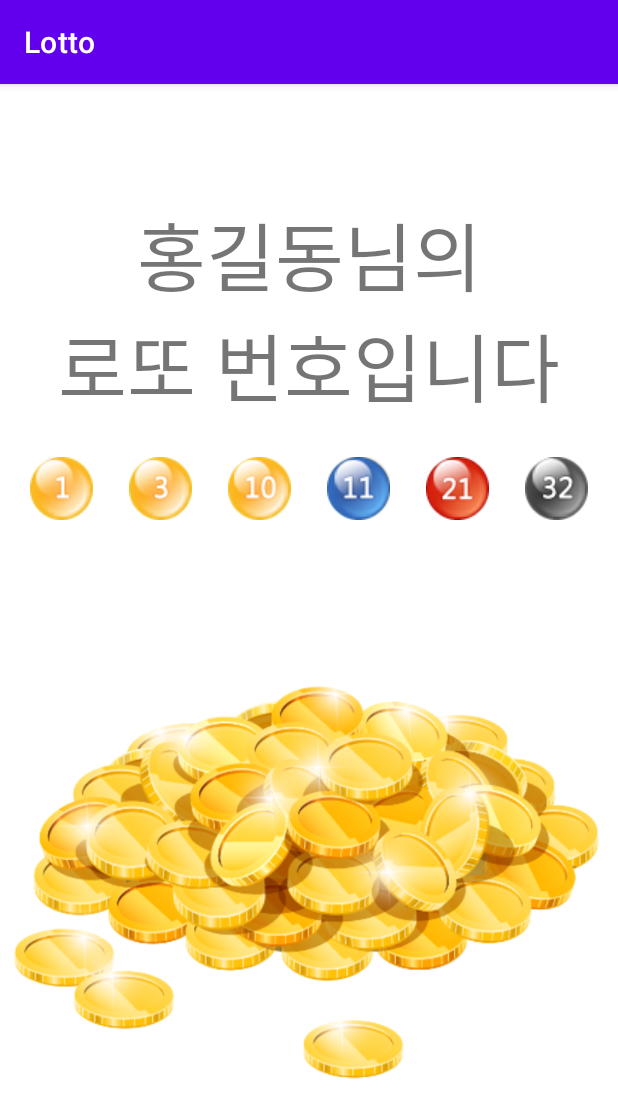
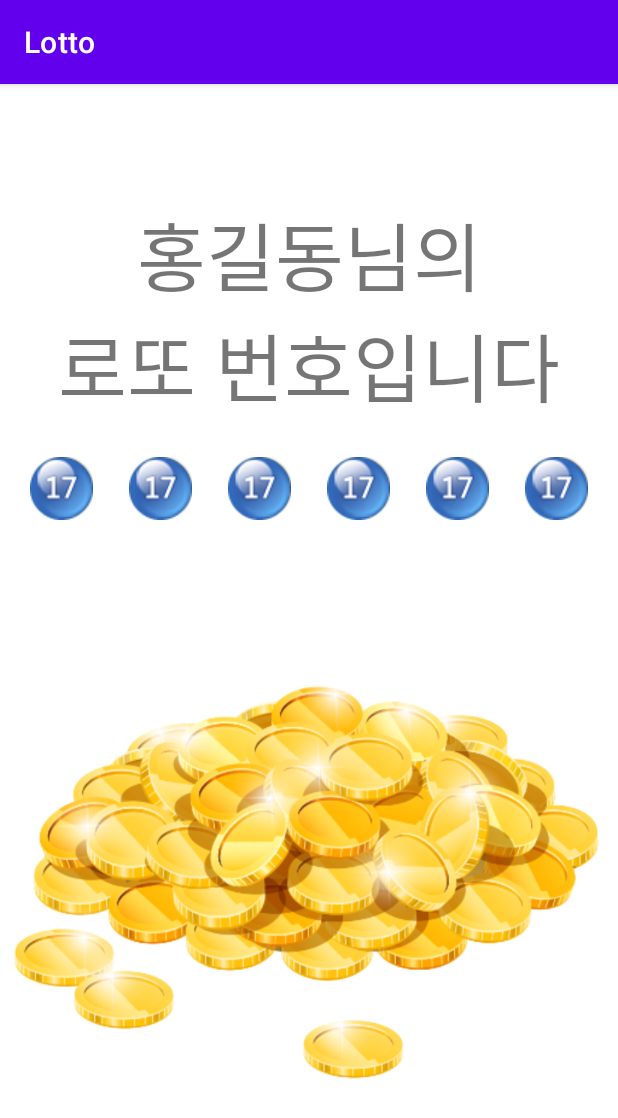
Before and after one commit to koolunkle/ICox_LottoSimulator, an Android app: the screen it shows after launch (ResultActivity), after a tap on "랜덤으로 번호 생성", on a phone screen of 412 x 824 dp. Shown: the top 1118 px of the screen. Run offline under Robolectric (Android 15) with nearby library versions, the phone set to English and light mode, and no system bars; our stand-ins replace data binding.

Commit message:
랜덤 번호 생성하고 결과 화면에 전송

```diff
--- a/app/src/main/java/com/icox/lotto/MainActivity.kt
+++ b/app/src/main/java/com/icox/lotto/MainActivity.kt
@@ -4,6 +4,7 @@ import android.content.Intent
 import android.os.Bundle
 import androidx.databinding.DataBindingUtil
 import com.icox.lotto.databinding.ActivityMainBinding
+import java.util.*
 
 class MainActivity : BaseActivity() {
 
@@ -16,9 +17,23 @@ class MainActivity : BaseActivity() {
         setValues()
     }
 
+    fun getRandomLottoNumber(): Int {
+        return Random().nextInt(45) + 1
+    }
+
+    fun getRandomLottoNumbers(): MutableList<Int> {
+        val lottoNumbers = mutableListOf<Int>()
+
+        for (i in 1..6) {
+            lottoNumbers.add(getRandomLottoNumber())
+        }
+        return lottoNumbers
+    }
+
     override fun setupEvents() {
         binding.randomCard.setOnClickListener {
             val myIntent = Intent(mContext, ResultActivity::class.java)
+            myIntent.putIntegerArrayListExtra("result", ArrayList(getRandomLottoNumbers()))
             startActivity(myIntent)
         }
         binding.constellationCard.setOnClickListener {
--- a/app/src/main/java/com/icox/lotto/ResultActivity.kt
+++ b/app/src/main/java/com/icox/lotto/ResultActivity.kt
@@ -1,11 +1,49 @@
 package com.icox.lotto
 
-import androidx.appcompat.app.AppCompatActivity
 import android.os.Bundle
+import android.widget.ImageView
+import androidx.databinding.DataBindingUtil
+import com.icox.lotto.databinding.ActivityResultBinding
 
-class ResultActivity : AppCompatActivity() {
+class ResultActivity : BaseActivity() {
+
+    lateinit var binding: ActivityResultBinding
+
+    val lottoImageStartId = R.drawable.ball_01
+
     override fun onCreate(savedInstanceState: Bundle?) {
         super.onCreate(savedInstanceState)
-        setContentView(R.layout.activity_result)
+        binding = DataBindingUtil.setContentView(this, R.layout.activity_result)
+        setupEvents()
+        setValues()
+        val result = intent.getIntegerArrayListExtra("result")
+        result?.let {
+            updateLottoBallImage(result.sortedBy { it })
+        }
+    }
+
+    fun updateLottoBallImage(result: List<Int>) {
+        if (result.size < 6) return
+        val imageView01 = findViewById<ImageView>(R.id.imageView01)
+        val imageView02 = findViewById<ImageView>(R.id.imageView02)
+        val imageView03 = findViewById<ImageView>(R.id.imageView03)
+        val imageView04 = findViewById<ImageView>(R.id.imageView04)
+        val imageView05 = findViewById<ImageView>(R.id.imageView05)
+        val imageView06 = findViewById<ImageView>(R.id.imageView06)
+
+        imageView01.setImageResource(lottoImageStartId + (result[0] - 1))
+        imageView02.setImageResource(lottoImageStartId + (result[1] - 1))
+        imageView03.setImageResource(lottoImageStartId + (result[2] - 1))
+        imageView04.setImageResource(lottoImageStartId + (result[3] - 1))
+        imageView05.setImageResource(lottoImageStartId + (result[4] - 1))
+        imageView06.setImageResource(lottoImageStartId + (result[5] - 1))
+    }
+
+    override fun setupEvents() {
+
+    }
+
+    override fun setValues() {
+
     }
 }
--- a/app/src/main/res/layout/activity_result.xml
+++ b/app/src/main/res/layout/activity_result.xml
@@ -25,42 +25,42 @@
             android:orientation="horizontal">
 
             <ImageView
-                android:id="@+id/imgBall01"
+                android:id="@+id/imageView01"
                 android:layout_width="50dp"
                 android:layout_height="wrap_content"
                 android:layout_margin="8dp"
                 android:src="@drawable/ball_01" />
 
             <ImageView
-                android:id="@+id/imgBall02"
+                android:id="@+id/imageView02"
                 android:layout_width="50dp"
                 android:layout_height="wrap_content"
                 android:layout_margin="8dp"
                 android:src="@drawable/ball_03" />
 
             <ImageView
-                android:id="@+id/imgBall03"
+                android:id="@+id/imageView03"
                 android:layout_width="50dp"
                 android:layout_height="wrap_content"
                 android:layout_margin="8dp"
                 android:src="@drawable/ball_10" />
 
             <ImageView
-                android:id="@+id/imgBall04"
+                android:id="@+id/imageView04"
                 android:layout_width="50dp"
                 android:layout_height="wrap_content"
                 android:layout_margin="8dp"
                 android:src="@drawable/ball_11" />
 
             <ImageView
-                android:id="@+id/imgBall05"
+                android:id="@+id/imageView05"
                 android:layout_width="50dp"
                 android:layout_height="wrap_content"
                 android:layout_margin="8dp"
                 android:src="@drawable/ball_21" />
 
             <ImageView
-                android:id="@+id/imgBall06"
+                android:id="@+id/imageView06"
                 android:layout_width="50dp"
                 android:layout_height="wrap_content"
                 android:layout_margin="8dp"
```
